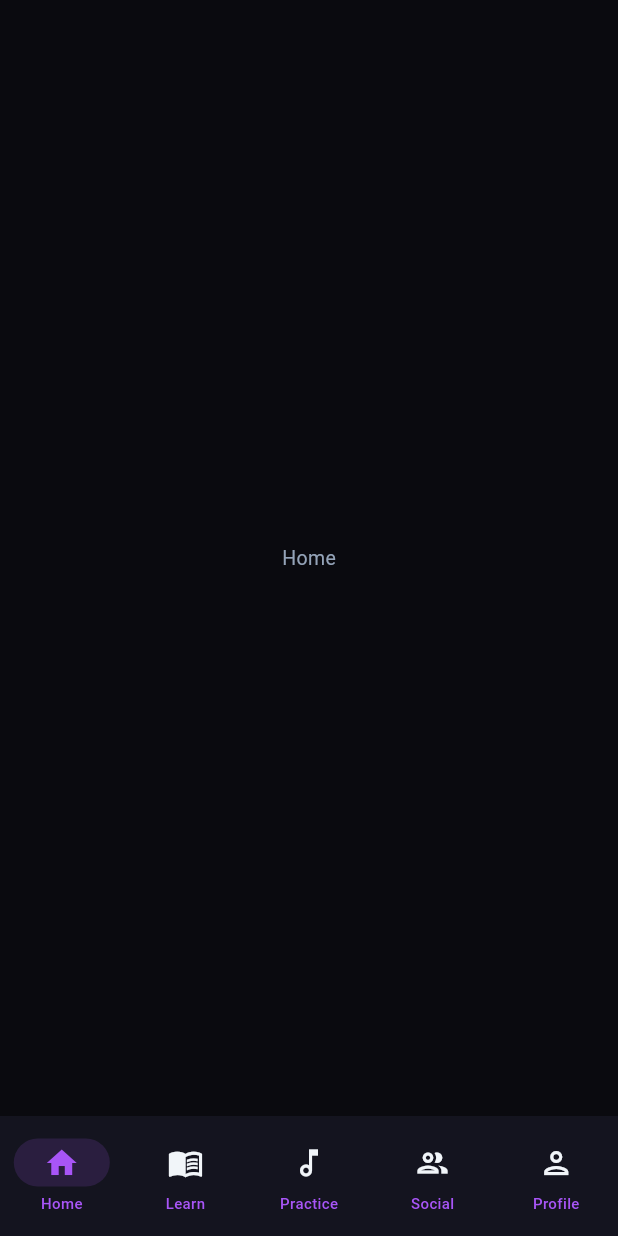
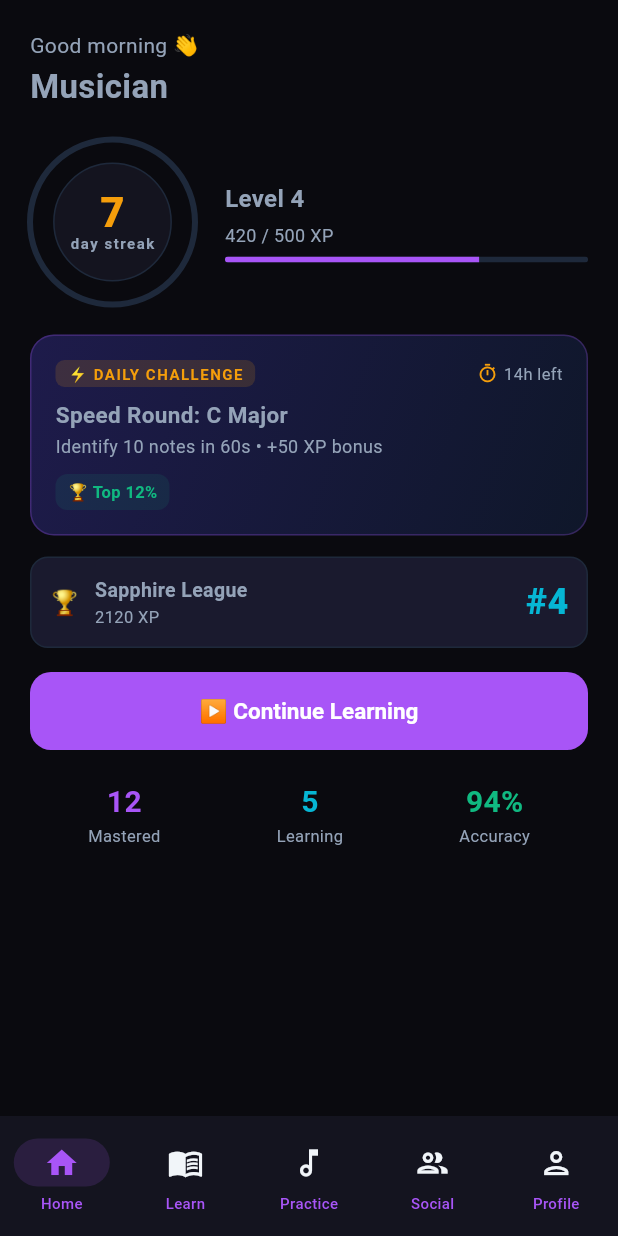
Before and after one commit to morekaccino/hear-me-out, a Flutter app: the screen it shows after launch, on a phone screen of 412 x 824 dp. Run offline on Flutter 3.47's test engine with Material 3 defaults, Android fonts, the phone set to English and light mode, and no system bars; our stand-ins replace cloud_firestore, connectivity_plus, firebase_auth, firebase_core, flutter_riverpod, freezed_annotation and 4 more; accounts and stored records are empty.

Commit message:
feat: build Home screen with streak ring, daily challenge, league row
Co-Authored-By: Claude <noreply@anthropic.com>

```diff
--- a/flutter_app/lib/features/home/home_screen.dart
+++ b/flutter_app/lib/features/home/home_screen.dart
@@ -1,10 +1,68 @@
 import 'package:flutter/material.dart';
+import 'widgets/streak_ring.dart';
+import 'widgets/daily_challenge_card.dart';
+import 'widgets/league_position_row.dart';
 
 class HomeScreen extends StatelessWidget {
   const HomeScreen({super.key});
 
   @override
   Widget build(BuildContext context) {
-    return const Scaffold(body: Center(child: Text('Home')));
+    return Scaffold(
+      body: SafeArea(
+        child: SingleChildScrollView(
+          padding: const EdgeInsets.all(20),
+          child: Column(crossAxisAlignment: CrossAxisAlignment.start, children: [
+            const Text('Good morning 👋', style: TextStyle(fontSize: 14, color: Color(0xFF94A3B8))),
+            const SizedBox(height: 2),
+            const Text('Musician', style: TextStyle(fontSize: 22, fontWeight: FontWeight.w700)),
+            const SizedBox(height: 20),
+            Row(children: [
+              const StreakRing(streakDays: 7),
+              const SizedBox(width: 20),
+              Expanded(child: Column(crossAxisAlignment: CrossAxisAlignment.start, children: [
+                const Text('Level 4', style: TextStyle(fontSize: 16, fontWeight: FontWeight.w600)),
+                const SizedBox(height: 4),
+                const Text('420 / 500 XP', style: TextStyle(fontSize: 12, color: Color(0xFF94A3B8))),
+                const SizedBox(height: 6),
+                ClipRRect(
+                  borderRadius: BorderRadius.circular(2),
+                  child: LinearProgressIndicator(value: 0.70, backgroundColor: const Color(0xFF1E293B), valueColor: const AlwaysStoppedAnimation<Color>(Color(0xFFA855F7)), minHeight: 4),
+                ),
+              ])),
+            ]),
+            const SizedBox(height: 20),
+            DailyChallengeCard(title: 'Speed Round: C Major', subtitle: 'Identify 10 notes in 60s • +50 XP bonus', timeLeft: '14h left', rank: 'Top 12%', onTap: () {}),
+            const SizedBox(height: 14),
+            const LeaguePositionRow(leagueName: 'Sapphire League', rank: 4, xp: 2120),
+            const SizedBox(height: 16),
+            SizedBox(width: double.infinity, child: FilledButton(
+              onPressed: () {}, style: FilledButton.styleFrom(backgroundColor: const Color(0xFFA855F7), padding: const EdgeInsets.symmetric(vertical: 16), shape: RoundedRectangleBorder(borderRadius: BorderRadius.circular(14))),
+              child: const Text('▶ Continue Learning', style: TextStyle(fontSize: 15, fontWeight: FontWeight.w600)),
+            )),
+            const SizedBox(height: 20),
+            Row(mainAxisAlignment: MainAxisAlignment.spaceAround, children: [
+              _QuickStat(value: '12', label: 'Mastered', color: const Color(0xFFA855F7)),
+              _QuickStat(value: '5', label: 'Learning', color: const Color(0xFF06B6D4)),
+              _QuickStat(value: '94%', label: 'Accuracy', color: const Color(0xFF10B981)),
+            ]),
+          ]),
+        ),
+      ),
+    );
   }
 }
+
+class _QuickStat extends StatelessWidget {
+  final String value;
+  final String label;
+  final Color color;
+  const _QuickStat({required this.value, required this.label, required this.color});
+  @override
+  Widget build(BuildContext context) {
+    return Column(children: [
+      Text(value, style: TextStyle(fontSize: 20, fontWeight: FontWeight.w700, color: color)),
+      Text(label, style: const TextStyle(fontSize: 11, color: Color(0xFF94A3B8))),
+    ]);
+  }
+}
--- /dev/null
+++ b/flutter_app/lib/features/home/widgets/daily_challenge_card.dart
@@ -0,0 +1,69 @@
+import 'package:flutter/material.dart';
+
+class DailyChallengeCard extends StatelessWidget {
+  final String title;
+  final String subtitle;
+  final String timeLeft;
+  final String rank;
+  final VoidCallback onTap;
+
+  const DailyChallengeCard({
+    super.key,
+    required this.title,
+    required this.subtitle,
+    required this.timeLeft,
+    required this.rank,
+    required this.onTap,
+  });
+
+  @override
+  Widget build(BuildContext context) {
+    return GestureDetector(
+      onTap: onTap,
+      child: Container(
+        padding: const EdgeInsets.all(16),
+        decoration: BoxDecoration(
+          gradient: const LinearGradient(
+            colors: [Color(0xFF1E1B4B), Color(0xFF0F172A)],
+            begin: Alignment.topLeft, end: Alignment.bottomRight,
+          ),
+          borderRadius: BorderRadius.circular(16),
+          border: Border.all(color: const Color(0xFFA855F7).withValues(alpha: 0.25)),
+        ),
+        child: Column(
+          crossAxisAlignment: CrossAxisAlignment.start,
+          children: [
+            Row(
+              children: [
+                Container(
+                  padding: const EdgeInsets.symmetric(horizontal: 8, vertical: 2),
+                  decoration: BoxDecoration(
+                    color: const Color(0xFFF59E0B).withValues(alpha: 0.15),
+                    borderRadius: BorderRadius.circular(6),
+                  ),
+                  child: const Text('⚡ DAILY CHALLENGE', style: TextStyle(fontSize: 10, fontWeight: FontWeight.w600, color: Color(0xFFF59E0B), letterSpacing: 1)),
+                ),
+                const Spacer(),
+                Row(children: [
+                  const Icon(Icons.timer_outlined, size: 14, color: Color(0xFFF59E0B)),
+                  const SizedBox(width: 4),
+                  Text(timeLeft, style: const TextStyle(fontSize: 11, color: Color(0xFF94A3B8))),
+                ]),
+              ],
+            ),
+            const SizedBox(height: 8),
+            Text(title, style: const TextStyle(fontSize: 15, fontWeight: FontWeight.w600)),
+            const SizedBox(height: 2),
+            Text(subtitle, style: const TextStyle(fontSize: 12, color: Color(0xFF94A3B8))),
+            const SizedBox(height: 10),
+            Container(
+              padding: const EdgeInsets.symmetric(horizontal: 8, vertical: 4),
+              decoration: BoxDecoration(color: const Color(0xFF10B981).withValues(alpha: 0.1), borderRadius: BorderRadius.circular(8)),
+              child: Text('🏆 $rank', style: const TextStyle(fontSize: 11, color: Color(0xFF10B981), fontWeight: FontWeight.w600)),
+            ),
+          ],
+        ),
+      ),
+    );
+  }
+}
--- /dev/null
+++ b/flutter_app/lib/features/home/widgets/league_position_row.dart
@@ -0,0 +1,26 @@
+import 'package:flutter/material.dart';
+
+class LeaguePositionRow extends StatelessWidget {
+  final String leagueName;
+  final int rank;
+  final int xp;
+
+  const LeaguePositionRow({super.key, required this.leagueName, required this.rank, required this.xp});
+
+  @override
+  Widget build(BuildContext context) {
+    return Container(
+      padding: const EdgeInsets.all(12),
+      decoration: BoxDecoration(color: const Color(0xFF1A1A2E), borderRadius: BorderRadius.circular(12), border: Border.all(color: const Color(0xFF1E293B))),
+      child: Row(children: [
+        const Text('🏆', style: TextStyle(fontSize: 16)),
+        const SizedBox(width: 10),
+        Expanded(child: Column(crossAxisAlignment: CrossAxisAlignment.start, children: [
+          Text(leagueName, style: const TextStyle(fontSize: 13, fontWeight: FontWeight.w600)),
+          Text('$xp XP', style: const TextStyle(fontSize: 11, color: Color(0xFF94A3B8))),
+        ])),
+        Text('#$rank', style: const TextStyle(fontSize: 24, fontWeight: FontWeight.w800, color: Color(0xFF06B6D4))),
+      ]),
+    );
+  }
+}
--- /dev/null
+++ b/flutter_app/lib/features/home/widgets/streak_ring.dart
@@ -0,0 +1,53 @@
+import 'package:flutter/material.dart';
+
+class StreakRing extends StatelessWidget {
+  final int streakDays;
+  final double size;
+
+  const StreakRing({super.key, required this.streakDays, this.size = 110});
+
+  @override
+  Widget build(BuildContext context) {
+    final progress = (streakDays % 7) / 7.0;
+    return SizedBox(
+      width: size, height: size,
+      child: Stack(
+        alignment: Alignment.center,
+        children: [
+          SizedBox(
+            width: size, height: size,
+            child: CircularProgressIndicator(
+              value: progress,
+              strokeWidth: 4,
+              backgroundColor: const Color(0xFF1E293B),
+              valueColor: const AlwaysStoppedAnimation<Color>(Color(0xFFF59E0B)),
+            ),
+          ),
+          Container(
+            width: size * 0.72, height: size * 0.72,
+            decoration: BoxDecoration(
+              shape: BoxShape.circle,
+              color: const Color(0xFF14141F),
+              border: Border.all(color: const Color(0xFF1E293B), width: 1),
+            ),
+            child: Column(
+              mainAxisAlignment: MainAxisAlignment.center,
+              children: [
+                Text(
+                  '$streakDays',
+                  style: const TextStyle(
+                    fontSize: 28, fontWeight: FontWeight.w800, color: Color(0xFFF59E0B), height: 1,
+                  ),
+                ),
+                const Text(
+                  'day streak',
+                  style: TextStyle(fontSize: 10, color: Color(0xFF94A3B8), letterSpacing: 1, fontWeight: FontWeight.w600),
+                ),
+              ],
+            ),
+          ),
+        ],
+      ),
+    );
+  }
+}
```
